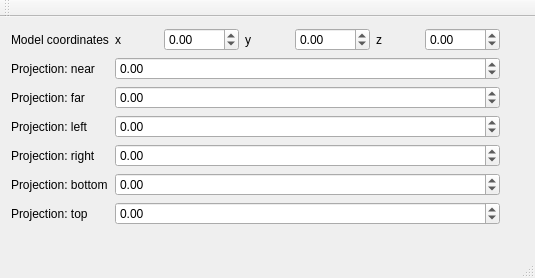
This is controlswindow.ui in sergeivolodin/GLWhyInvisible as Qt 5 draws it before an edit. The edited form follows.
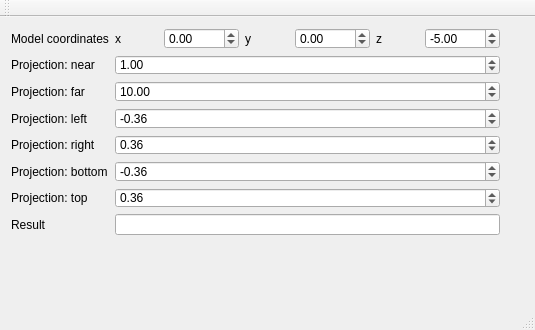
This is the edited form.

Patch:
```diff
--- a/controlswindow.ui
+++ b/controlswindow.ui
@@ -7,7 +7,7 @@
     <x>0</x>
     <y>0</y>
     <width>535</width>
-    <height>278</height>
+    <height>330</height>
    </rect>
   </property>
   <property name="windowTitle">
@@ -20,7 +20,7 @@
       <x>0</x>
       <y>0</y>
       <width>511</width>
-      <height>221</height>
+      <height>229</height>
      </rect>
     </property>
     <layout class="QFormLayout" name="formLayout">
@@ -82,6 +82,9 @@
          <property name="maximum">
           <double>1000.000000000000000</double>
          </property>
+         <property name="value">
+          <double>-5.000000000000000</double>
+         </property>
         </widget>
        </item>
       </layout>
@@ -101,6 +104,9 @@
        <property name="maximum">
         <double>1000.000000000000000</double>
        </property>
+       <property name="value">
+        <double>1.000000000000000</double>
+       </property>
       </widget>
      </item>
      <item row="2" column="0">
@@ -118,6 +124,9 @@
        <property name="maximum">
         <double>1000.000000000000000</double>
        </property>
+       <property name="value">
+        <double>10.000000000000000</double>
+       </property>
       </widget>
      </item>
      <item row="3" column="0">
@@ -135,6 +144,9 @@
        <property name="maximum">
         <double>1000.000000000000000</double>
        </property>
+       <property name="value">
+        <double>-0.360000000000000</double>
+       </property>
       </widget>
      </item>
      <item row="4" column="0">
@@ -152,6 +164,9 @@
        <property name="maximum">
         <double>1000.000000000000000</double>
        </property>
+       <property name="value">
+        <double>0.360000000000000</double>
+       </property>
       </widget>
      </item>
      <item row="5" column="0">
@@ -169,6 +184,9 @@
        <property name="maximum">
         <double>1000.000000000000000</double>
        </property>
+       <property name="value">
+        <double>-0.360000000000000</double>
+       </property>
       </widget>
      </item>
      <item row="6" column="0">
@@ -186,8 +204,21 @@
        <property name="maximum">
         <double>1000.000000000000000</double>
        </property>
+       <property name="value">
+        <double>0.360000000000000</double>
+       </property>
       </widget>
      </item>
+     <item row="7" column="0">
+      <widget class="QLabel" name="label_11">
+       <property name="text">
+        <string>Result</string>
+       </property>
+      </widget>
+     </item>
+     <item row="7" column="1">
+      <widget class="QLineEdit" name="result"/>
+     </item>
     </layout>
    </widget>
   </widget>
```
Left out of the diff: 147 changed lines with no effect on the pictures.
